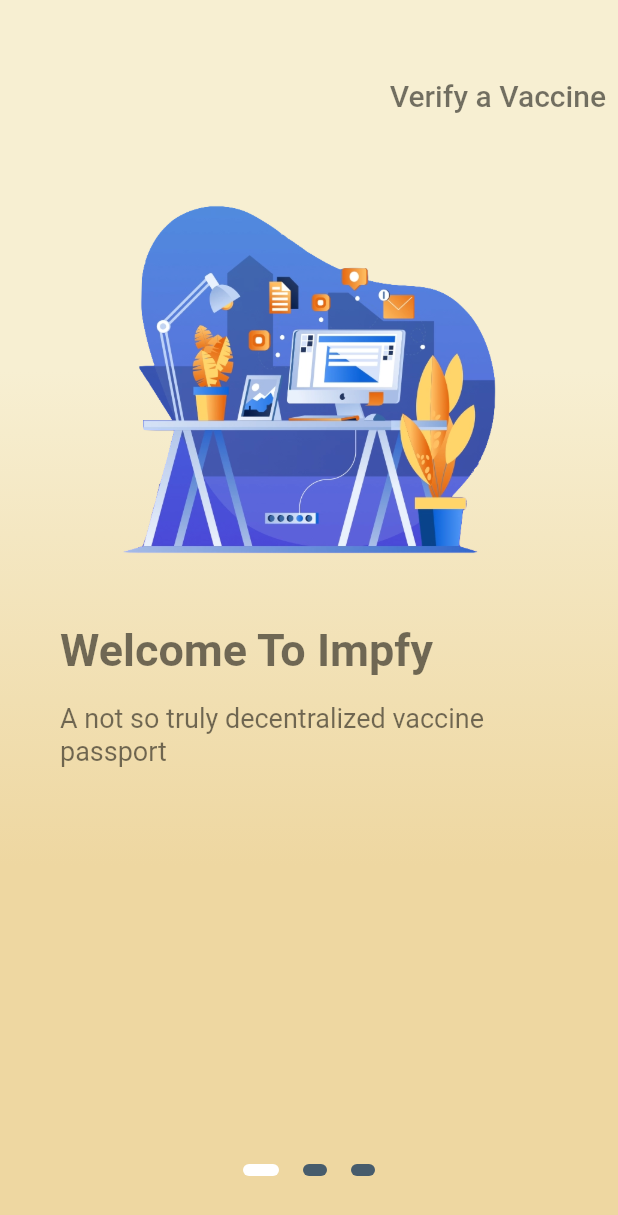
After one commit to ninopedergnana/bachelor-app, a Flutter app: the Onboarding screen opened by its route, on a phone screen of 412 x 824 dp. The commit adds this screen. Shown: the top 1215 px of the screen. Run offline on Flutter 3.47's test engine with Material 2 defaults, Android fonts, the phone set to English and light mode, and no system bars; our stand-ins replace auto_route, flutter_secure_storage, qr_flutter; missing offline and left inert: eth_sig_util, flutter_barcode_scanner, openpgp, web3dart; accounts and stored records are empty.

Commit message:
added onboarding to settings screen (for now, obviously)

```diff
--- /dev/null
+++ b/lib/presentation/components/indicator.dart
@@ -0,0 +1,20 @@
+import 'package:flutter/material.dart';
+
+class Indicator extends StatelessWidget {
+  final bool isActive;
+  const Indicator({Key? key, required this.isActive}) : super(key: key);
+
+  @override
+  Widget build(BuildContext context) {
+    return AnimatedContainer(
+      duration: const Duration(milliseconds: 150),
+      margin: const EdgeInsets.symmetric(horizontal: 8.0),
+      height: 8.0,
+      width: isActive ? 24.0 : 16.0,
+      decoration: BoxDecoration(
+        color: isActive ? Colors.white : const Color(0xFF475c6c),
+        borderRadius: const BorderRadius.all(Radius.circular(12)),
+      ),
+    );
+  }
+}
--- /dev/null
+++ b/lib/presentation/components/onboarding_screen.dart
@@ -0,0 +1,49 @@
+import 'package:flutter/material.dart';
+
+class OnboardingScreen extends StatelessWidget {
+  final String imageURLString;
+  final String title;
+  final String content;
+  const OnboardingScreen({Key? key, required this.imageURLString, required this.title, required this.content}) : super(key: key);
+
+  @override
+  Widget build(BuildContext context) {
+    return Padding(
+      padding: const EdgeInsets.all(40.0),
+      child: Column(
+        crossAxisAlignment: CrossAxisAlignment.start,
+        children: [
+          Center(
+            child: Image(
+              image: AssetImage(imageURLString),
+              height: 250.0,
+              width: 250.0,
+            ),
+          ),
+          const SizedBox(
+            height: 30.0,
+          ),
+          Text(
+            title,
+            style: const TextStyle(
+              color: Colors.black54,
+              fontSize: 30.0,
+              fontWeight: FontWeight.bold,
+              height: 1.5,),
+          ),
+          const SizedBox(
+            height: 15.0,
+          ),
+          Text(
+            content,
+            style: const TextStyle(
+              color: Colors.black54,
+              fontSize: 18.0,
+              height: 1.2,
+            ),
+          ),
+        ],
+      ),
+    );
+  }
+}
--- a/lib/presentation/navigation/routes.dart
+++ b/lib/presentation/navigation/routes.dart
@@ -6,13 +6,13 @@ import 'package:flutter_app/presentation/screens/navigation_screens/keys.dart';
 import 'package:flutter_app/presentation/screens/navigation_screens/scan_certificate.dart';
 import 'package:flutter_app/presentation/screens/other_screens/certificate_detail.dart';
 import 'package:flutter_app/presentation/screens/other_screens/create_certificate.dart';
+import 'package:flutter_app/presentation/screens/other_screens/onboarding.dart';
 import 'package:flutter_app/presentation/screens/other_screens/patient_detail.dart';
 import 'package:flutter_app/presentation/screens/other_screens/patient_list.dart';
 import 'package:flutter_app/presentation/screens/other_screens/sign_in.dart';
 import 'package:flutter_app/presentation/screens/other_screens/sign_up.dart';
 
 import 'auth_guard.dart';
-import 'nav_bar.dart';
 
 /*
  * run `flutter pub run build_runner build`
@@ -37,6 +37,7 @@ import 'nav_bar.dart';
     AutoRoute(page: Authentication),
     AutoRoute(page: SignIn),
     AutoRoute(page: SignUp),
+    AutoRoute(page: Onboarding)
   ],
 )
 class $AppRouter {}
--- /dev/null
+++ b/lib/presentation/screens/other_screens/onboarding.dart
@@ -0,0 +1,126 @@
+import 'package:auto_route/auto_route.dart';
+import 'package:flutter/material.dart';
+import 'package:flutter/services.dart';
+import 'package:flutter_app/presentation/components/indicator.dart';
+import 'package:flutter_app/presentation/components/onboarding_screen.dart';
+import 'package:flutter_app/presentation/screens/other_screens/sign_up.dart';
+import '../../navigation/routes.gr.dart';
+
+class Onboarding extends StatefulWidget {
+  const Onboarding({Key? key}) : super(key: key);
+
+  @override
+  State<Onboarding> createState() => _OnboardingState();
+}
+
+class _OnboardingState extends State<Onboarding> {
+  final PageController _pageController = PageController(initialPage: 0);
+  final int _numberPages = 3;
+  int _currentPage = 0;
+
+  List<Widget> _buildPageIndicator() {
+    List<Widget> wList = [];
+    for (int i = 0; i < _numberPages; i++) {
+      wList.add(i == _currentPage
+          ? const Indicator(
+              isActive: true,
+            )
+          : const Indicator(isActive: false));
+    }
+    return wList;
+  }
+
+  @override
+  Widget build(BuildContext context) {
+    return Scaffold(
+      body: AnnotatedRegion<SystemUiOverlayStyle>(
+        value: SystemUiOverlayStyle.light,
+        child: SingleChildScrollView(
+          child: Container(
+            decoration: const BoxDecoration(
+                gradient: LinearGradient(
+                    begin: Alignment.topCenter,
+                    end: Alignment.bottomCenter,
+                    stops: [
+                  0.3,
+                  0.7,
+                ],
+                    colors: [
+                  Color(0xFFf7efd2),
+                  Color(0xFFeed7a1),
+                ])),
+            child: Padding(
+              padding: const EdgeInsets.symmetric(vertical: 40.0),
+              child: Column(
+                crossAxisAlignment: CrossAxisAlignment.stretch,
+                children: <Widget>[
+                  Container(
+                    alignment: Alignment.centerRight,
+                    child: TextButton(
+                      onPressed: () => print("Verify a Vaccine"),
+                      child: const Text(
+                        "Verify a Vaccine",
+                        style: TextStyle(color: Colors.black54, fontSize: 20.0),
+                      ),
+                    ),
+                  ),
+                  SizedBox(
+                    height: MediaQuery.of(context).size.height -
+                        136, // padding, don't ask xD
+                    width: MediaQuery.of(context).size.width,
+                    child: PageView(
+                      physics: const ClampingScrollPhysics(),
+                      onPageChanged: (int page) {
+                        setState(() {
+                          _currentPage = page;
+                        });
+                      },
+                      controller: _pageController,
+                      children: <Widget>[
+                        const OnboardingScreen(
+                            imageURLString: 'assets/images/onboarding0.png',
+                            title: "Welcome To Impfy",
+                            content:
+                                "A not so truly decentralized vaccine passport"),
+                        const OnboardingScreen(
+                            imageURLString: 'assets/images/onboarding1.png',
+                            title: "Ethereum, IPFS and OpenPGP Encryption",
+                            content:
+                                "We store your data with 256-Bit Encryption on the Ethereum Blockchain, forever!"),
+                        Padding(
+                          padding: const EdgeInsets.all(40.0),
+                          child: Column(
+                            crossAxisAlignment: CrossAxisAlignment.start,
+                            children: const [
+                              Text(
+                                "Sign Up",
+                                style: TextStyle(
+                                  color: Colors.black54,
+                                  fontSize: 30.0,
+                                  fontWeight: FontWeight.bold,
+                                  height: 1.5,
+                                ),
+                              ),
+                              SizedBox(
+                                height: 15.0,
+                              ),
+                              SizedBox(height: 400, child: SignUpForm())
+                            ],
+                          ),
+                        )
+                      ],
+                    ),
+                  ),
+                  Row(
+                    mainAxisAlignment: MainAxisAlignment.center,
+                    children: _buildPageIndicator(),
+                  ),
+                ],
+              ),
+            ),
+          ),
+        ),
+      ),
+    );
+  }
+}
```
Also changed, not shown: lib/presentation/navigation/routes.gr.dart.
